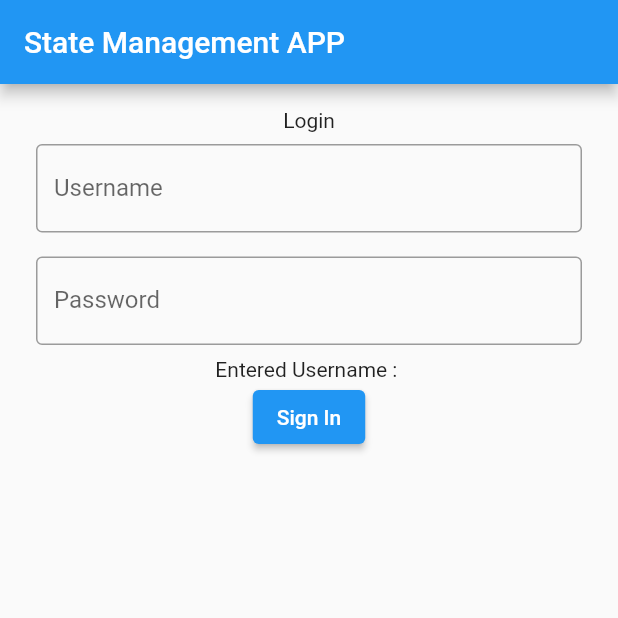
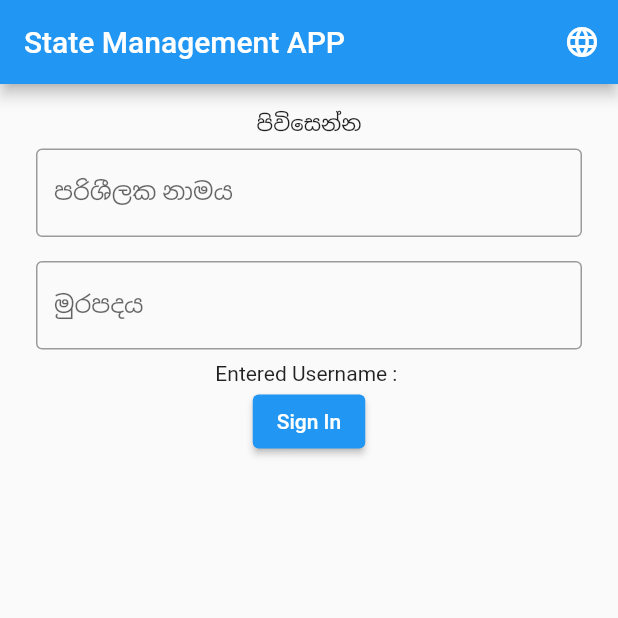
Before and after one commit to JanithSamee/flutter-class-day-16, a Flutter app: the screen it shows after launch, on a phone screen of 412 x 824 dp, the top half of it. Run offline on Flutter 3.47's test engine with Material 2 defaults, Android fonts, the phone set to English and light mode, and no system bars; our stand-ins replace get.

Commit message:
#added Multiple language Support

```diff
--- a/lib/main.dart
+++ b/lib/main.dart
@@ -1,10 +1,13 @@
 import 'package:flutter/material.dart';
 import 'package:get/get.dart';
+import 'package:testapp/config/language.config.dart';
 import 'package:testapp/pages/HomePage.dart';
 
 void main(List<String> args) {
-  runApp(const GetMaterialApp(
-    home: MainApp(),
+  runApp(GetMaterialApp(
+    translations: LanguageConfig(),
+    locale: const Locale("si", "LK"),
+    home: const MainApp(),
   ));
 }
 
@@ -14,7 +17,21 @@ class MainApp extends StatelessWidget {
   @override
   Widget build(BuildContext context) {
     return Scaffold(
-        appBar: AppBar(title: const Text("State Management APP")),
+        appBar: AppBar(
+          title: const Text("State Management APP"),
+          actions: [
+            IconButton(
+                onPressed: () {
+                  var local = Get.locale;
+                  if (local?.countryCode == "LK") {
+                    Get.updateLocale(const Locale("en", "US"));
+                  } else {
+                    Get.updateLocale(const Locale("si", "LK"));
+                  }
+                },
+                icon: Icon(Icons.language))
+          ],
+        ),
         body: const HomePage());
   }
 }
--- a/lib/pages/HomePage.dart
+++ b/lib/pages/HomePage.dart
@@ -27,22 +27,24 @@ class _HomePageState extends State<HomePage> {
           child: Column(
             crossAxisAlignment: CrossAxisAlignment.center,
             children: [
-              const Text("Login"),
+              Text("Login".tr),
               Padding(
                 padding: const EdgeInsets.all(8.0),
                 child: TextFormField(
                   onChanged: (value) => setState(() {
                     username = value;
                   }),
-                  decoration: const InputDecoration(
-                      border: OutlineInputBorder(), labelText: "Username"),
+                  decoration: InputDecoration(
+                      border: const OutlineInputBorder(),
+                      labelText: "Username".tr),
                 ),
               ),
               Padding(
                 padding: const EdgeInsets.all(8.0),
                 child: TextFormField(
-                  decoration: const InputDecoration(
-                      border: OutlineInputBorder(), labelText: "Password"),
+                  decoration: InputDecoration(
+                      border: const OutlineInputBorder(),
+                      labelText: "Password".tr),
                 ),
               ),
               Text("Entered Username : $username"),
```
Also changed, not shown: lib/config/language.config.dart (added).
